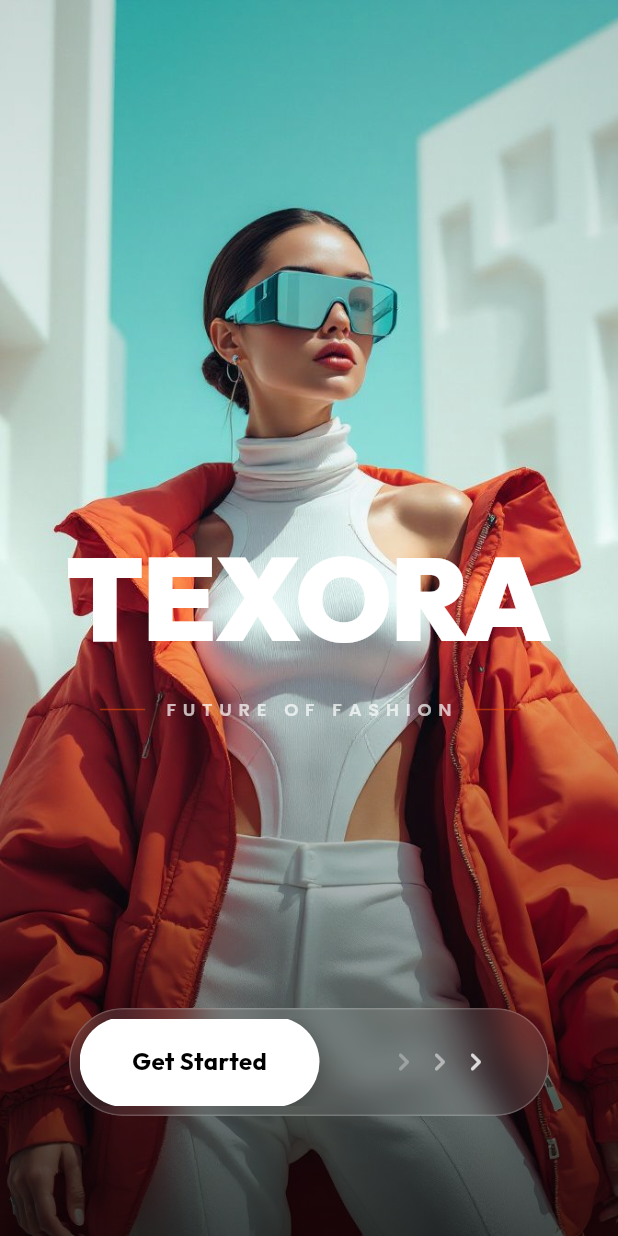
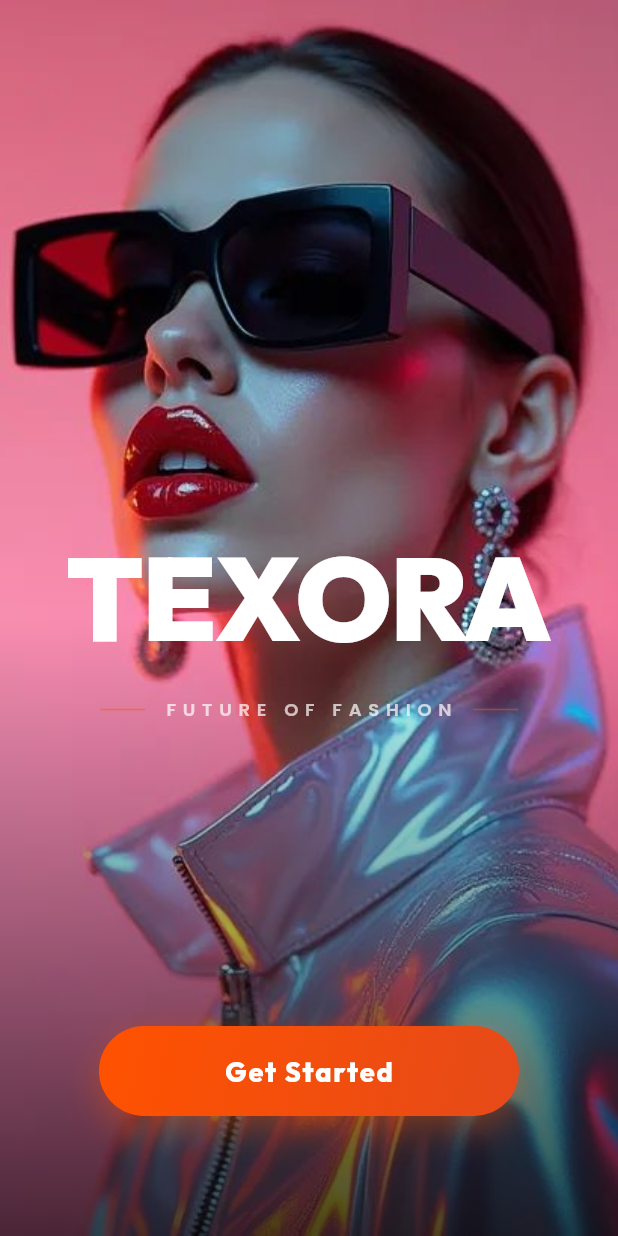
Before and after one commit to movindu477/fashion_app_new, a Flutter app: the screen it shows after launch, on a phone screen of 412 x 824 dp. Run offline on Flutter 3.47's test engine with Material 3 defaults, Android fonts, the phone set to English and light mode, and no system bars; drawn by our look-alikes of flutter_animate; our stand-ins replace cloud_firestore, firebase_auth, firebase_core, firebase_storage, flutter_dotenv, google_fonts and 8 more; missing offline and left inert: tflite_flutter; accounts and stored records are empty.

```diff
--- a/lib/controllers/user_controller.dart
+++ b/lib/controllers/user_controller.dart
@@ -19,6 +19,7 @@
       }
     } catch (e) {
       print("Error fetching user data: $e");
+
     }
     return null;
   }
--- a/lib/main.dart
+++ b/lib/main.dart
@@ -70,11 +70,7 @@
   late Animation<double> _exitFlash;
   late Animation<double> _exitFade;
 
-  double _dragValue = 0.0;
-  final double _trackWidth = 320.0;
-  final double _buttonWidth = 160.0;
-  final double _trackHeight = 72.0;
-  final double _padding = 6.0;
+
 
   bool _completed = false;
 
@@ -171,7 +167,6 @@
   void _completeSplash() async {
     setState(() {
       _completed = true;
-      _dragValue = _trackWidth - _buttonWidth - (_padding * 2);
     });
 
     await _exitController.forward();
@@ -298,94 +293,26 @@
                 child: Center(
                   child: _completed
                       ? const SizedBox()
-                      : ClipRRect(
-                          borderRadius: BorderRadius.circular(40),
-                          child: BackdropFilter(
-                            filter: ImageFilter.blur(sigmaX: 10, sigmaY: 10),
-                            child: Container(
-                              width: _trackWidth,
-                              height: _trackHeight,
-                              padding: EdgeInsets.all(_padding),
-                              decoration: BoxDecoration(
-                                color: Colors.white.withOpacity(0.1),
-                                borderRadius: BorderRadius.circular(40),
-                                border: Border.all(
-                                    color: Colors.white.withOpacity(0.2)),
-                              ),
-                              child: Stack(
-                                alignment: Alignment.centerLeft,
-                                children: [
-                                  Align(
-                                    alignment: Alignment.centerRight,
-                                    child: Padding(
-                                      padding: const EdgeInsets.only(right: 30),
-                                      child: Row(
-                                        mainAxisSize: MainAxisSize.min,
-                                        children: [
-                                          Icon(Icons.chevron_right_rounded,
-                                              color:
-                                                  Colors.white.withOpacity(0.3),
-                                              size: 24),
-                                          Icon(Icons.chevron_right_rounded,
-                                              color:
-                                                  Colors.white.withOpacity(0.5),
-                                              size: 24),
-                                          Icon(Icons.chevron_right_rounded,
-                                              color:
-                                                  Colors.white.withOpacity(0.8),
-                                              size: 24),
-                                        ],
-                                      )
-                                          .animate(
-                                            onPlay: (controller) =>
-                                                controller.repeat(),
-                                          )
-                                          .shimmer(
-                                            duration: 1.5.seconds,
-                                            color: const Color(0xFFFF5200),
-                                          ),
-                                    ),
-                                  ),
-                                  Positioned(
-                                    left: _dragValue,
-                                    child: GestureDetector(
-                                      onHorizontalDragUpdate: (details) {
+                      : GestureDetector(
+                          onTap: () {
                             if (_completed) return;
-                                        setState(() {
-                                          _dragValue =
-                                              (_dragValue + details.delta.dx)
-                                                  .clamp(
-                                                      0.0,
-                                                      _trackWidth -
-                                                          _buttonWidth -
-                                                          (_padding * 2));
-                                        });
-                                      },
-                                      onHorizontalDragEnd: (details) {
-                                        if (_completed) return;
-                                        if (_dragValue >
-                                            (_trackWidth -
-                                                    _buttonWidth -
-                                                    (_padding * 2)) *
-                                                0.8) {
                             _completeSplash();
-                                        } else {
-                                          setState(() => _dragValue = 0.0);
-                                        }
                           },
                           child: Container(
-                                        width: _buttonWidth,
-                                        height: _trackHeight - (_padding * 2),
+                            width: 280,
+                            height: 60,
                             decoration: BoxDecoration(
-                                          color: Colors.white,
-                                          borderRadius:
-                                              BorderRadius.circular(32),
+                              gradient: const LinearGradient(
+                                colors: [Color(0xFFFF5200), Color(0xFFE64A19)],
+                                begin: Alignment.topLeft,
+                                end: Alignment.bottomRight,
+                              ),
+                              borderRadius: BorderRadius.circular(30),
                               boxShadow: [
                                 BoxShadow(
-                                              color:
-                                                  Colors.black.withOpacity(0.2),
-                                              blurRadius: 10,
-                                              offset: const Offset(0, 4),
+                                  color: const Color(0xFFFF5200).withOpacity(0.4),
+                                  blurRadius: 20,
+                                  offset: const Offset(0, 8),
                                 ),
                               ],
                             ),
@@ -393,19 +320,19 @@
                               child: Text(
                                 'Get Started',
                                 style: GoogleFonts.outfit(
-                                              color: Colors.black,
-                                              fontSize: 16,
-                                              fontWeight: FontWeight.bold,
+                                  color: Colors.white,
+                                  fontSize: 18,
+                                  fontWeight: FontWeight.w800,
+                                  letterSpacing: 1.2,
                                 ),
                               ),
                             ),
                           ),
-                                    ),
-                                  ),
-                                ],
-                              ),
-                            ),
-                          ),
+                        ).animate(
+                          onPlay: (controller) => controller.repeat(reverse: true),
+                        ).shimmer(
+                          duration: 2.seconds,
+                          color: Colors.white.withOpacity(0.2),
                         ),
                 ),
               ),
--- a/lib/services/fabric_classifier_service.dart
+++ b/lib/services/fabric_classifier_service.dart
@@ -3,22 +3,26 @@
 import 'package:tflite_flutter/tflite_flutter.dart';
 import 'package:image/image.dart' as img;
 
-class FabricClassificationResult {
-  final bool isFabric;
+import 'package:flutter/material.dart';
+
+class AnalysisResult {
+  final bool isDefective;
   final double score;
   final double confidence;
-  final String label;
+  final String message;
+  final Color color;
 
-  FabricClassificationResult({
-    required this.isFabric,
+  AnalysisResult({
+    required this.isDefective,
     required this.score,
     required this.confidence,
-    required this.label,
+    required this.message,
+    required this.color,
   });
 
   @override
   String toString() =>
-      'FabricClassificationResult(label: $label, confidence: ${(confidence * 100).toStringAsFixed(2)}%, score: $score)';
+      'AnalysisResult(message: $message, confidence: ${(confidence * 100).toStringAsFixed(2)}%, score: $score)';
 }
 
 class FabricClassifierService {
@@ -32,7 +36,7 @@
   Future<void> loadModel() async {
     try {
       _interpreter = await Interpreter.fromAsset(
-        'assets/models/fabric_classifier_model.tflite',
+        'assets/models/clean_fabric_classifier.tflite',
       );
       print("✅ Fabric Classifier Model Loaded");
     } catch (e) {
@@ -40,7 +44,7 @@
     }
   }
 
-  Future<FabricClassificationResult> classify(File imageFile) async {
+  Future<AnalysisResult> classify(File imageFile) async {
     if (_interpreter == null) {
       print("⚠️ Interpreter not loaded, attempting to load...");
       await loadModel();
@@ -68,11 +72,9 @@
         for (int x = 0; x < 224; x++) {
           final pixel = resizedImage.getPixel(x, y);
 
-          // Sending raw pixel values (0-255) as float32
-          // The model's internal Rescaling(1./255) will handle normalization
-          input[index++] = pixel.r.toDouble();
-          input[index++] = pixel.g.toDouble();
-          input[index++] = pixel.b.toDouble();
+          input[index++] = pixel.r.toDouble() / 255.0;
+          input[index++] = pixel.g.toDouble() / 255.0;
+          input[index++] = pixel.b.toDouble() / 255.0;
         }
       }
 
@@ -87,30 +89,37 @@
 
       final score = output[0][0];
 
-      // Calculate confidence and label
-      // alphabetical: 0 = fabric/clothing, 1 = non_fabric/non_clothing
-      bool isFabricResult = score < 0.5;
-      double confidence = isFabricResult ? (1.0 - score) : score;
-      String label = isFabricResult ? "Fabric" : "Not Fabric";
+      bool isFabric = score < 0.5;
 
       print("--- Fabric Analysis Debug ---");
       print("RAW OUTPUT ARRAY: $output");
       print("Final Prediction Score: $score");
-      print("Label: $label");
 
-      return FabricClassificationResult(
-        isFabric: isFabricResult,
-        score: score,
-        confidence: confidence,
-        label: label,
-      );
+      if (isFabric) {
+        return AnalysisResult(
+          isDefective: false,
+          score: score,
+          confidence: 1.0 - score,
+          message: "✅ FABRIC DETECTED",
+          color: Colors.green,
+        );
+      } else {
+        return AnalysisResult(
+          isDefective: true,
+          score: score,
+          confidence: score,
+          message: "❌ NON-FABRIC",
+          color: Colors.red,
+        );
+      }
     } catch (e) {
       print("❌ Fabric classification failed: $e");
-      return FabricClassificationResult(
-        isFabric: true,
+      return AnalysisResult(
+        isDefective: true,
         score: 0.0,
-        confidence: 0.5,
-        label: "Unknown (Error)",
+        confidence: 0.0,
+        message: "Unknown (Error)",
+        color: Colors.red,
       );
     }
   }
--- a/pubspec.yaml
+++ b/pubspec.yaml
@@ -28,7 +28,7 @@
   url_launcher: ^6.3.0
   google_sign_in: ^6.2.1
   in_app_purchase: ^3.2.0
-  tflite_flutter: ^0.11.0
+  tflite_flutter: ^0.12.1
   image_cropper: ^8.0.2
   flutter_dotenv: ^5.1.0
   shared_preferences: ^2.2.3
@@ -60,6 +60,7 @@
   assets:
     - .env
     - assets/images/logo.png
+    - assets/images/main3.jpg
     - assets/images/main3ori.jpg
     - assets/images/main4.jpg
     - assets/images/main5.jpg
@@ -74,4 +75,4 @@
     - assets/images/hello2.jpg
     - assets/images/hello3.jpg
     - assets/images/hello4.jpg
-    - assets/models/fabric_classifier_model.tflite
+    - assets/models/clean_fabric_classifier.tflite
```
Also changed, not shown: lib/views/scan_page.dart (+115 -114 lines), assets/images/main3.jpg, assets/images/main3ori.jpg, pubspec.lock, 1 other file. Lines whose indentation alone changed are shown as unchanged.
